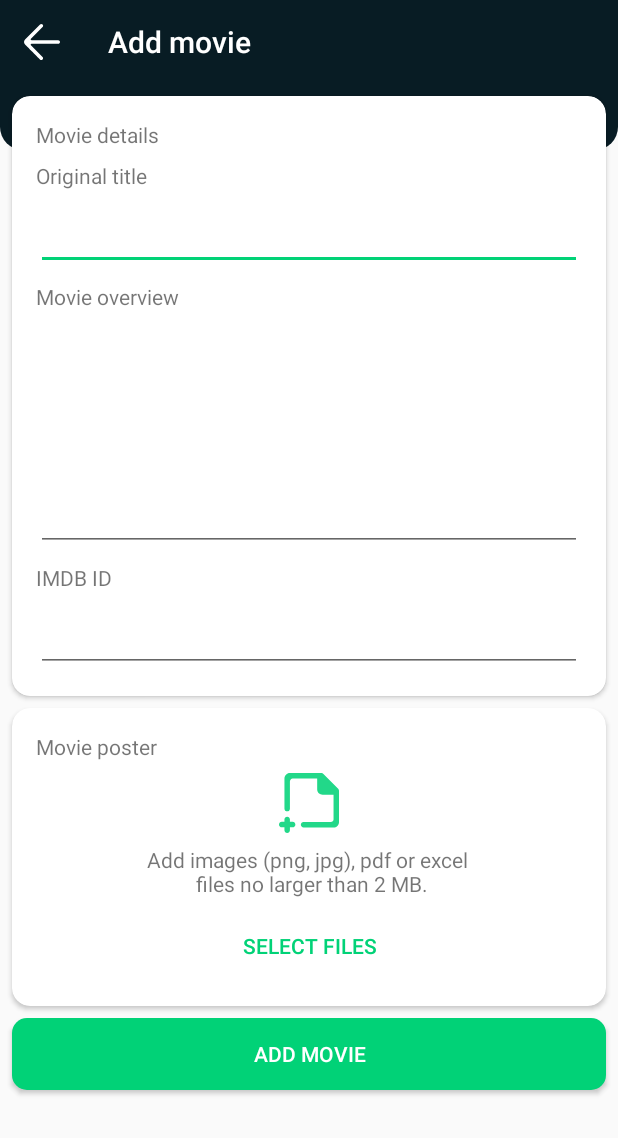
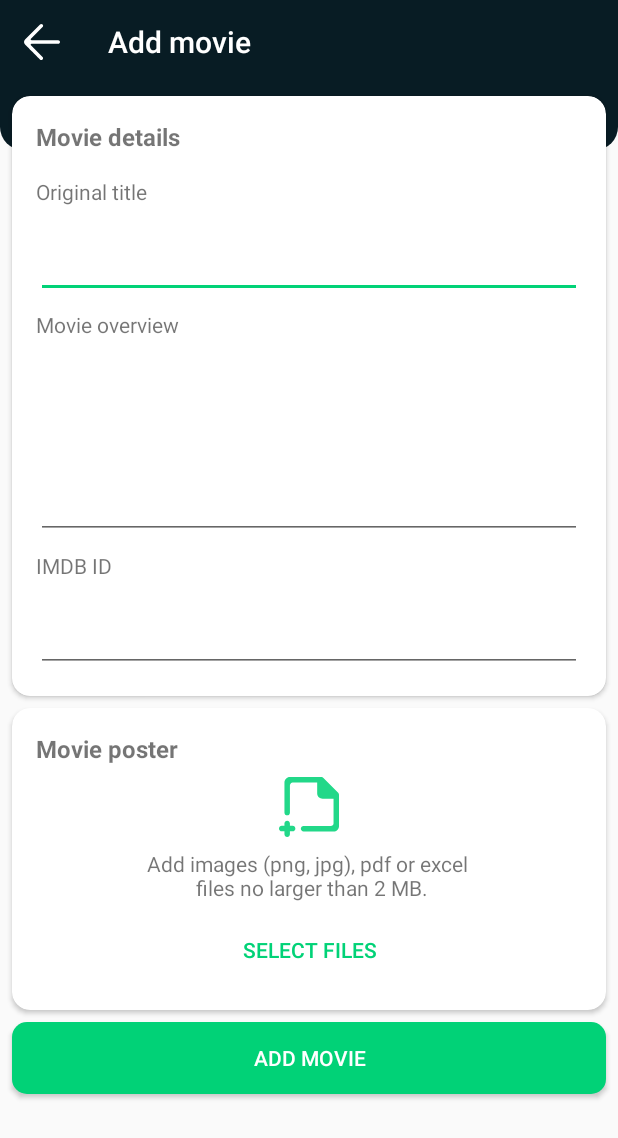
Before and after one commit to grrigore/TheMovieDB, an Android app: the MovieAdderActivity screen opened directly, with no data from a screen before it, on a phone screen of 412 x 824 dp. Shown: the top 1138 px of the screen. Run offline under Robolectric (Android 15) with nearby library versions, the phone set to English and light mode, and no system bars; our stand-ins replace Room's generated code.

Commit message:
extract style

```diff
--- a/app/src/main/res/layout/activity_movie_adder.xml
+++ b/app/src/main/res/layout/activity_movie_adder.xml
@@ -40,30 +40,20 @@
 
                 <TextView
                     android:id="@+id/textView_addmovies_moviedetails"
-                    android:layout_width="match_parent"
-                    android:layout_height="wrap_content"
-                    android:layout_marginStart="8dp"
-                    android:layout_marginLeft="8dp"
-                    android:layout_marginTop="8dp"
-                    android:layout_marginEnd="8dp"
-                    android:layout_marginRight="8dp"
                     android:text="@string/movie_details"
                     app:layout_constraintBottom_toTopOf="@+id/textView_addmovies_title"
                     app:layout_constraintEnd_toEndOf="parent"
                     app:layout_constraintHorizontal_bias="0.5"
                     app:layout_constraintStart_toStartOf="parent"
-                    app:layout_constraintTop_toTopOf="parent" />
+                    app:layout_constraintTop_toTopOf="parent"
+                    style="@style/cardview_title" />
 
 
                 <TextView
                     android:id="@+id/textView_addmovies_title"
                     android:layout_width="match_parent"
                     android:layout_height="wrap_content"
-                    android:layout_marginStart="8dp"
-                    android:layout_marginLeft="8dp"
-                    android:layout_marginTop="8dp"
-                    android:layout_marginEnd="8dp"
-                    android:layout_marginRight="8dp"
+                    style="@style/cardview_title.subtitle"
                     android:text="@string/original_title"
                     app:layout_constraintBottom_toTopOf="@+id/edittext_addmovie_title"
                     app:layout_constraintEnd_toEndOf="parent"
@@ -92,11 +82,7 @@
                     android:id="@+id/textView_addmovie_overview"
                     android:layout_width="match_parent"
                     android:layout_height="wrap_content"
-                    android:layout_marginStart="8dp"
-                    android:layout_marginLeft="8dp"
-                    android:layout_marginTop="8dp"
-                    android:layout_marginEnd="8dp"
-                    android:layout_marginRight="8dp"
+                    style="@style/cardview_title.subtitle"
                     android:text="@string/movie_overview"
                     app:layout_constraintBottom_toTopOf="@+id/edittext_addmovie_overview"
                     app:layout_constraintEnd_toEndOf="parent"
@@ -131,11 +117,7 @@
                     android:id="@+id/textview_addmovie_imdbid"
                     android:layout_width="match_parent"
                     android:layout_height="wrap_content"
-                    android:layout_marginStart="8dp"
-                    android:layout_marginLeft="8dp"
-                    android:layout_marginTop="8dp"
-                    android:layout_marginEnd="8dp"
-                    android:layout_marginRight="8dp"
+                    style="@style/cardview_title.subtitle"
                     android:text="@string/imdb_id"
                     app:layout_constraintBottom_toTopOf="@+id/edittext_addmovie_imdbid"
                     app:layout_constraintEnd_toEndOf="parent"
@@ -185,11 +167,7 @@
                     android:id="@+id/textview_addmovie_movieposter"
                     android:layout_width="match_parent"
                     android:layout_height="wrap_content"
-                    android:layout_marginStart="8dp"
-                    android:layout_marginLeft="8dp"
-                    android:layout_marginTop="8dp"
-                    android:layout_marginEnd="8dp"
-                    android:layout_marginRight="8dp"
+                    style="@style/cardview_title"
                     android:text="@string/movie_poster"
                     app:layout_constraintEnd_toEndOf="parent"
                     app:layout_constraintStart_toStartOf="parent"
--- a/app/src/main/res/layout/activity_movie_detail.xml
+++ b/app/src/main/res/layout/activity_movie_detail.xml
@@ -238,14 +238,8 @@
                     android:id="@+id/textview_moviedetail_overview"
                     android:layout_width="match_parent"
                     android:layout_height="wrap_content"
-                    android:layout_marginStart="16dp"
-                    android:layout_marginLeft="16dp"
-                    android:layout_marginTop="16dp"
-                    android:layout_marginEnd="16dp"
-                    android:layout_marginRight="16dp"
+                    style="@style/cardview_title"
                     android:text="@string/overview"
-                    android:textSize="16sp"
-                    android:textStyle="bold"
                     app:layout_constraintEnd_toEndOf="parent"
                     app:layout_constraintStart_toStartOf="parent"
                     app:layout_constraintTop_toTopOf="parent" />
@@ -330,10 +324,8 @@
                 <TextView
                     android:layout_width="match_parent"
                     android:layout_height="wrap_content"
-                    android:padding="8dp"
                     android:text="@string/featured_crew"
-                    android:textSize="16sp"
-                    android:textStyle="bold" />
+                    style="@style/cardview_title" />
 
                 <android.support.v7.widget.RecyclerView
                     android:id="@+id/recyclerview_moviedetail_crew"
@@ -369,10 +361,8 @@
                 <TextView
                     android:layout_width="match_parent"
                     android:layout_height="wrap_content"
-                    android:padding="8dp"
-                    android:text="@string/top_billed_cast"
-                    android:textSize="16sp"
-                    android:textStyle="bold" />
+                    style="@style/cardview_title"
+                    android:text="@string/top_billed_cast" />
 
                 <android.support.v7.widget.RecyclerView
 
--- a/app/src/main/res/values/styles.xml
+++ b/app/src/main/res/values/styles.xml
@@ -76,4 +76,20 @@
         <item name="android:layout_height">match_parent</item>
     </style>
 
+    <style name="cardview_title">
+        <item name="android:layout_width">match_parent</item>
+        <item name="android:layout_height">wrap_content</item>
+        <item name="android:layout_margin">8dp</item>
+        <item name="android:textStyle">bold</item>
+        <item name="android:textSize">16sp</item>
+    </style>
+
+    <style name="cardview_title.subtitle">
+        <item name="android:layout_width">match_parent</item>
+        <item name="android:layout_height">wrap_content</item>
+        <item name="android:layout_margin">8dp</item>
+        <item name="android:textStyle">normal</item>
+        <item name="android:textSize">14sp</item>
+    </style>
+
 </resources>
```
